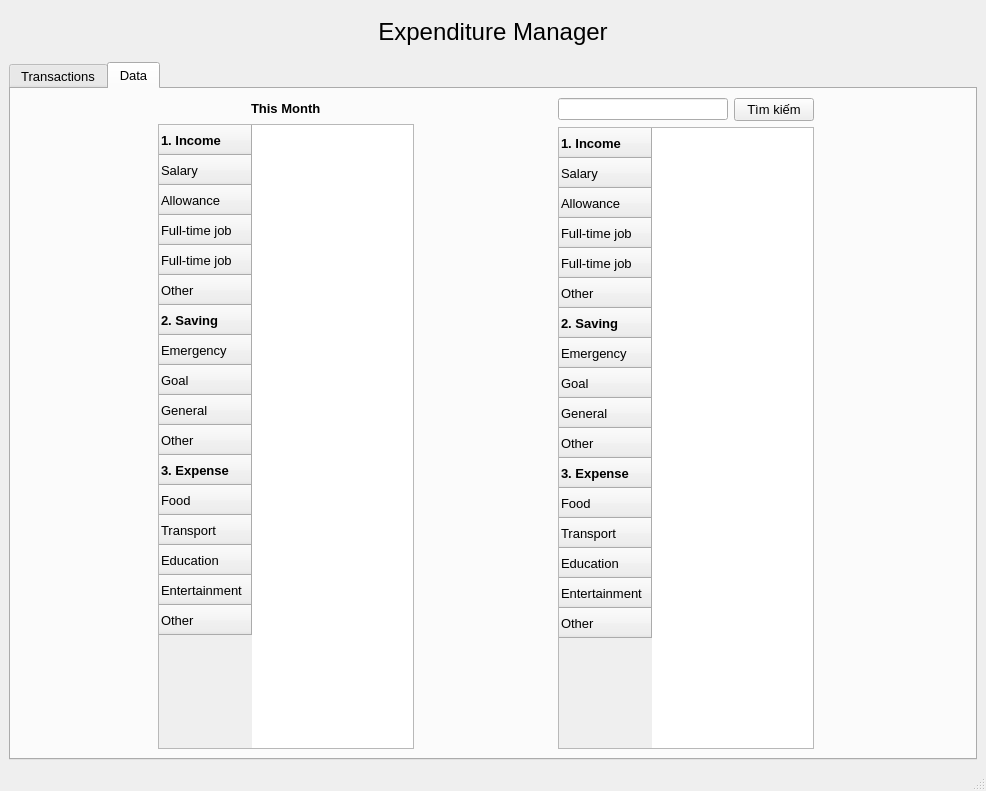
The window that ui_files/Inter_MainWindow.ui (thinh-doan/Expenditure_Manager) describes before a commit, drawn with Qt 5.
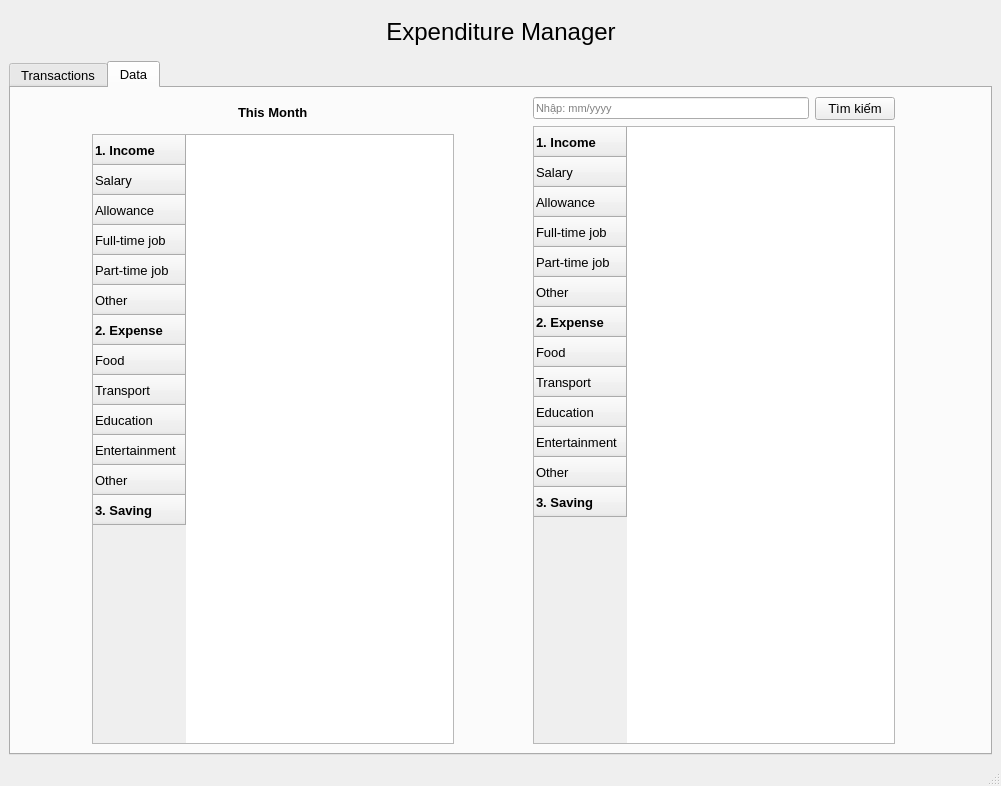
The same window after the commit.

Commit message: sửa lại theo QuanLiChiTieu, sửa gdien, saving

Patch:
```diff
--- a/ui_files/Inter_MainWindow.ui
+++ b/ui_files/Inter_MainWindow.ui
@@ -6,8 +6,8 @@
    <rect>
     <x>0</x>
     <y>0</y>
-    <width>986</width>
-    <height>791</height>
+    <width>1001</width>
+    <height>786</height>
    </rect>
   </property>
   <property name="font">
@@ -19,9 +19,7 @@
    <string>Expenditure Manager</string>
   </property>
   <widget class="QWidget" name="centralwidget">
-   <layout class="QVBoxLayout" name="verticalLayout_6">
-    <item>
-     <layout class="QVBoxLayout" name="verticalLayout_3" stretch="1,15">
+   <layout class="QVBoxLayout" name="verticalLayout_5" stretch="1,15">
       <item>
        <layout class="QHBoxLayout" name="horizontalLayout">
         <item>
@@ -385,7 +383,7 @@
          <attribute name="title">
           <string>Data</string>
          </attribute>
-         <layout class="QHBoxLayout" name="horizontalLayout_8">
+       <layout class="QHBoxLayout" name="horizontalLayout_8" stretch="1,5,1,5,1,0">
           <item>
            <spacer name="horizontalSpacer_15">
             <property name="orientation">
@@ -393,14 +391,14 @@
             </property>
             <property name="sizeHint" stdset="0">
              <size>
-              <width>129</width>
+            <width>40</width>
               <height>20</height>
              </size>
             </property>
            </spacer>
           </item>
           <item>
-           <layout class="QVBoxLayout" name="verticalLayout_4">
+         <layout class="QVBoxLayout" name="verticalLayout_3" stretch="1,20">
             <item>
              <layout class="QHBoxLayout" name="horizontalLayout_7">
               <item>
@@ -449,6 +447,12 @@
               <property name="enabled">
                <bool>true</bool>
               </property>
+            <property name="maximumSize">
+             <size>
+              <width>16777215</width>
+              <height>16777215</height>
+             </size>
+            </property>
               <property name="font">
                <font>
                 <pointsize>10</pointsize>
@@ -494,7 +498,7 @@
               </row>
               <row>
                <property name="text">
-                <string>Full-time job</string>
+              <string>Part-time job</string>
                </property>
               </row>
               <row>
@@ -504,38 +508,7 @@
               </row>
               <row>
                <property name="text">
-                <string>2. Saving</string>
-               </property>
-               <property name="font">
-                <font>
-                 <weight>75</weight>
-                 <bold>true</bold>
-                </font>
-               </property>
-              </row>
-              <row>
-               <property name="text">
-                <string>Emergency</string>
-               </property>
-              </row>
-              <row>
-               <property name="text">
-                <string>Goal</string>
-               </property>
-              </row>
-              <row>
-               <property name="text">
-                <string>General</string>
-               </property>
-              </row>
-              <row>
-               <property name="text">
-                <string>Other</string>
-               </property>
-              </row>
-              <row>
-               <property name="text">
-                <string>3. Expense</string>
+              <string>2. Expense</string>
                </property>
                <property name="font">
                 <font>
@@ -569,25 +542,36 @@
                 <string>Other</string>
                </property>
               </row>
+            <row>
+             <property name="text">
+              <string>3. Saving</string>
+             </property>
+             <property name="font">
+              <font>
+               <weight>75</weight>
+               <bold>true</bold>
+              </font>
+             </property>
+            </row>
              </widget>
             </item>
            </layout>
           </item>
           <item>
-           <spacer name="horizontalSpacer_16">
+         <spacer name="horizontalSpacer_17">
             <property name="orientation">
              <enum>Qt::Horizontal</enum>
             </property>
             <property name="sizeHint" stdset="0">
              <size>
-              <width>130</width>
+            <width>67</width>
               <height>20</height>
              </size>
             </property>
            </spacer>
           </item>
           <item>
-           <layout class="QVBoxLayout" name="verticalLayout_5">
+         <layout class="QVBoxLayout" name="verticalLayout_4" stretch="1,10">
             <item>
              <layout class="QHBoxLayout" name="horizontalLayout_4">
               <item>
@@ -607,7 +591,7 @@
                  <string/>
                 </property>
                 <property name="placeholderText">
-                 <string comment="vd: 2026-2, 2026-3" extracomment="vd: 2026-2, 2026-3"/>
+               <string comment="vd: 2026-2, 2026-3" extracomment="vd: 2026-2, 2026-3">Nhập: mm/yyyy</string>
                 </property>
                </widget>
               </item>
@@ -676,7 +660,7 @@
               </row>
               <row>
                <property name="text">
-                <string>Full-time job</string>
+              <string>Part-time job</string>
                </property>
               </row>
               <row>
@@ -686,38 +670,7 @@
               </row>
               <row>
                <property name="text">
-                <string>2. Saving</string>
-               </property>
-               <property name="font">
-                <font>
-                 <weight>75</weight>
-                 <bold>true</bold>
-                </font>
-               </property>
-              </row>
-              <row>
-               <property name="text">
-                <string>Emergency</string>
-               </property>
-              </row>
-              <row>
-               <property name="text">
-                <string>Goal</string>
-               </property>
-              </row>
-              <row>
-               <property name="text">
-                <string>General</string>
-               </property>
-              </row>
-              <row>
-               <property name="text">
-                <string>Other</string>
-               </property>
-              </row>
-              <row>
-               <property name="text">
-                <string>3. Expense</string>
+              <string>2. Expense</string>
                </property>
                <property name="font">
                 <font>
@@ -751,18 +704,29 @@
                 <string>Other</string>
                </property>
               </row>
+            <row>
+             <property name="text">
+              <string>3. Saving</string>
+             </property>
+             <property name="font">
+              <font>
+               <weight>75</weight>
+               <bold>true</bold>
+              </font>
+             </property>
+            </row>
              </widget>
             </item>
            </layout>
           </item>
           <item>
-           <spacer name="horizontalSpacer_17">
+         <spacer name="horizontalSpacer_16">
             <property name="orientation">
              <enum>Qt::Horizontal</enum>
             </property>
             <property name="sizeHint" stdset="0">
              <size>
-              <width>129</width>
+            <width>40</width>
               <height>20</height>
              </size>
             </property>
@@ -780,8 +744,6 @@
        </widget>
       </item>
      </layout>
-    </item>
-   </layout>
   </widget>
   <widget class="QMenuBar" name="menubar">
    <property name="geometry">
```
Left out of the diff: 2 changed lines with no effect on the pictures. Lines whose indentation alone changed are shown as unchanged. The commit also changes 8 other files.
